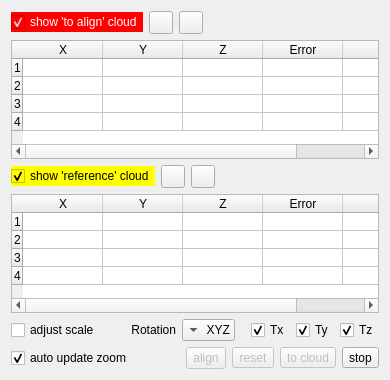
First picture: the form in qCC/ui_templates/pointPairRegistrationDlg.ui, repository archeos/cloudcompare-archeos, before the edit.
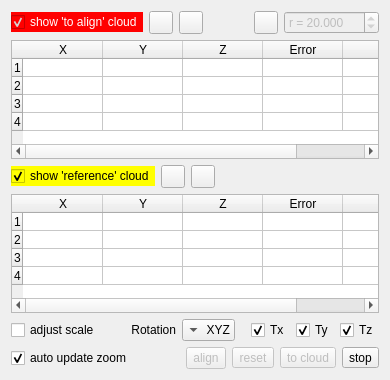
Second picture: the form after the edit. Icons and pictures are not drawn.

Diff of the .ui file:
```diff
--- a/qCC/ui_templates/pointPairRegistrationDlg.ui
+++ b/qCC/ui_templates/pointPairRegistrationDlg.ui
@@ -58,6 +58,45 @@
        </property>
       </spacer>
      </item>
+     <item>
+      <widget class="QToolButton" name="useSphereToolButton">
+       <property name="toolTip">
+        <string>Pick spheres instead of single points (for clouds only)</string>
+       </property>
+       <property name="icon">
+        <iconset resource="../icones.qrc">
+         <normaloff>:/CC/images/smallSphere.png</normaloff>:/CC/images/smallSphere.png</iconset>
+       </property>
+       <property name="checkable">
+        <bool>true</bool>
+       </property>
+      </widget>
+     </item>
+     <item>
+      <widget class="QDoubleSpinBox" name="radiusDoubleSpinBox">
+       <property name="enabled">
+        <bool>false</bool>
+       </property>
+       <property name="toolTip">
+        <string>search radius (or the spheres radius if you know it)</string>
+       </property>
+       <property name="prefix">
+        <string>r = </string>
+       </property>
+       <property name="decimals">
+        <number>3</number>
+       </property>
+       <property name="minimum">
+        <double>0.001000000000000</double>
+       </property>
+       <property name="maximum">
+        <double>1000.000000000000000</double>
+       </property>
+       <property name="value">
+        <double>20.000000000000000</double>
+       </property>
+      </widget>
+     </item>
     </layout>
    </item>
    <item>
```
Left out of the diff: 16 changed lines with no effect on the pictures.
